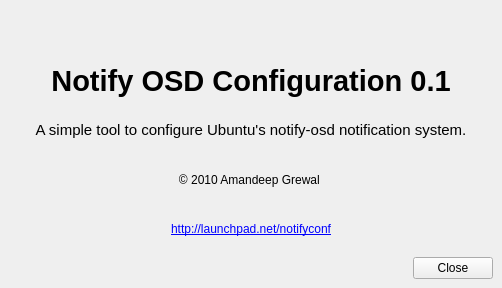
amandeepg/notifyosdconfig, file aboutw.ui: the form before one commit.
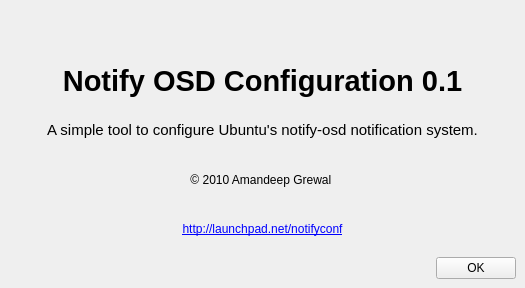
The form after the commit. Icons and pictures are not drawn.

Commit message:
Made the GUI shorter, and wider instead.
Added icons to menu entries.
Fixed a typo: FIle -> File.

```diff
--- a/aboutw.ui
+++ b/aboutw.ui
@@ -2,23 +2,29 @@
 <ui version="4.0">
  <class>AboutW</class>
  <widget class="QMainWindow" name="AboutW">
+  <property name="windowModality">
+   <enum>Qt::WindowModal</enum>
+  </property>
+  <property name="enabled">
+   <bool>true</bool>
+  </property>
   <property name="geometry">
    <rect>
     <x>0</x>
     <y>0</y>
-    <width>502</width>
+    <width>525</width>
     <height>288</height>
    </rect>
   </property>
   <property name="minimumSize">
    <size>
-    <width>502</width>
+    <width>525</width>
     <height>288</height>
    </size>
   </property>
   <property name="maximumSize">
    <size>
-    <width>502</width>
+    <width>525</width>
     <height>288</height>
    </size>
   </property>
@@ -157,7 +163,7 @@
       <item>
        <widget class="QPushButton" name="closeBut">
         <property name="text">
-         <string>Close</string>
+         <string>OK</string>
         </property>
        </widget>
       </item>
```
Left out of the diff: 2 changed lines with no effect on the pictures. The commit also changes 5 other files.
